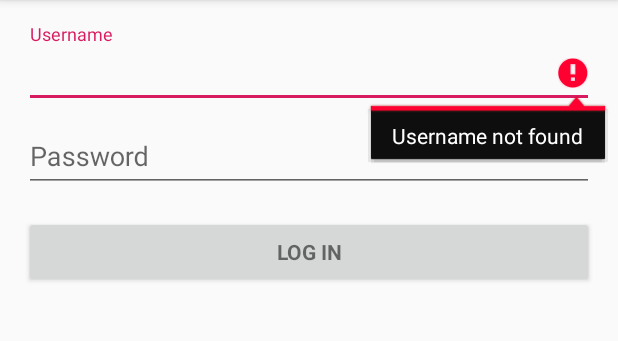
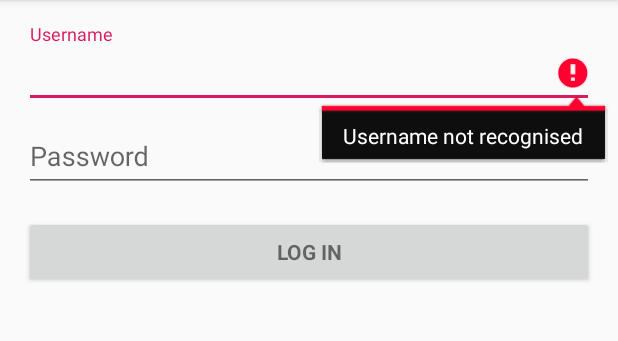
Before and after one commit to lorexsan/MyMedicine, an Android app: the LoginActivity screen opened directly, with no data from a screen before it, after a tap on "LOG IN", on a phone screen of 412 x 824 dp, the part 84-425 px from its top. Run offline under Robolectric (Android 15) with nearby library versions, the phone set to English and light mode, and no system bars; our stand-ins replace Firebase (no records; nobody signed in at launch, a user with empty details on screens opened directly).

Commit message:
Login change (didn't work) + register loading

```diff
--- a/app/src/main/AndroidManifest.xml
+++ b/app/src/main/AndroidManifest.xml
@@ -1,6 +1,7 @@
 <?xml version="1.0" encoding="utf-8"?>
 <manifest xmlns:android="http://schemas.android.com/apk/res/android"
     package="com.example.mymedicine">
+
     <!-- To auto-complete the email text field in the login form with the user's emails -->
     <uses-permission android:name="android.permission.GET_ACCOUNTS" />
     <uses-permission android:name="android.permission.READ_PROFILE" />
@@ -16,7 +17,7 @@
         <activity
             android:name=".WelcomeActivity"
             android:label="@string/title_activity_welcome"
-            android:theme="@style/AppTheme.NoActionBar"></activity>
+            android:theme="@style/AppTheme.NoActionBar" />
         <activity
             android:name=".RegisterActivity"
             android:label="@string/title_activity_register" />
--- a/app/src/main/java/com/example/mymedicine/LoginActivity.java
+++ b/app/src/main/java/com/example/mymedicine/LoginActivity.java
@@ -9,6 +9,7 @@ import android.database.Cursor;
 import android.net.Uri;
 import android.os.Bundle;
 import android.provider.ContactsContract;
+import android.util.Log;
 import android.view.KeyEvent;
 import android.view.View;
 import android.view.View.OnClickListener;
@@ -22,6 +23,8 @@ import com.google.firebase.database.DatabaseError;
 import com.google.firebase.database.DatabaseReference;
 import com.google.firebase.database.FirebaseDatabase;
 import com.google.firebase.database.ValueEventListener;
+
+import java.util.concurrent.CountDownLatch;
 
 public class LoginActivity extends AppCompatActivity implements LoaderCallbacks<Cursor> {
     private TextView mUsernameView;
@@ -62,38 +65,20 @@ public class LoginActivity extends AppCompatActivity implements LoaderCallbacks<
     //THIS IS CALLED ONCE THE LOGIN BUTTON IS CLICKED
     //*****************************************************************************************************
     private void attemptLogin() {
-        String username = mUsernameView.getText().toString();
-        String password = mPasswordView.getText().toString();
-
-        //Checks if login details are correct, if not set variable error to true
-        if(checkUsername(username)){
-            if (checkPassword(username, password)){
-                Intent intent = new Intent(LoginActivity.this, WelcomeActivity.class);
-                startActivity(intent);
-            } else {
-                mPasswordView.setError("Password doesn't match");
-            }
-        } else {
-            mUsernameView.setError("Username not found");
-        }
-    }
-
-
-    private boolean checkUsername(String input) {
-        //TODO:return true if username is in the system, otherwise false
-
-
         final DatabaseReference mDatabase =  FirebaseDatabase.getInstance().getReference();
-        mDatabase.child("mymedicine-5f14d").child(input).addListenerForSingleValueEvent(new ValueEventListener() {
+        mDatabase.addListenerForSingleValueEvent(new ValueEventListener() {
             @Override
             public void onDataChange(DataSnapshot ds) {
-               //YOUR CODE GOES HERE
-               //ds IS THE DATA
-               if (ds.exists()){
-                    return true;
+                boolean usernameIsOk = false;
+                for (DataSnapshot i : ds.getChildren()) {
+                    if (i.getKey().equals(mUsernameView.getText().toString())) {
+                        usernameIsOk = true;
+                        //TODO:check if password corresponds to given username
+                        //CHECK PASSWORD
+                    }
                 }
-                else{
-                    return false;
+                if(!usernameIsOk){
+                    mUsernameView.setError("Username not recognised");
                 }
 
             }
@@ -103,14 +88,10 @@ public class LoginActivity extends AppCompatActivity implements LoaderCallbacks<
             }
         });
 
-
-        return false;
     }
 
 
     private boolean checkPassword(String username, String password) {
-        //TODO:return true if the given username matches the given password in the database, otherwise false
-
         /*
         final DatabaseReference mDatabase =  FirebaseDatabase.getInstance().getReference();
         mDatabase.addListenerForSingleValueEvent(new ValueEventListener() {
@@ -125,7 +106,6 @@ public class LoginActivity extends AppCompatActivity implements LoaderCallbacks<
             }
         });
         */
-
         return false;
     }
 
--- /dev/null
+++ b/app/src/main/res/raw/userdata.txt
@@ -0,0 +1,2 @@
+user-type,username,password,email,fullname
+lorenzo,lorenzo97
```
Also changed, not shown: app/src/main/java/com/example/mymedicine/RegisterElderlyActivity.java (+11 -0 lines), app/src/main/res/layout/activity_register_elderly.xml (+9 -0 lines).
